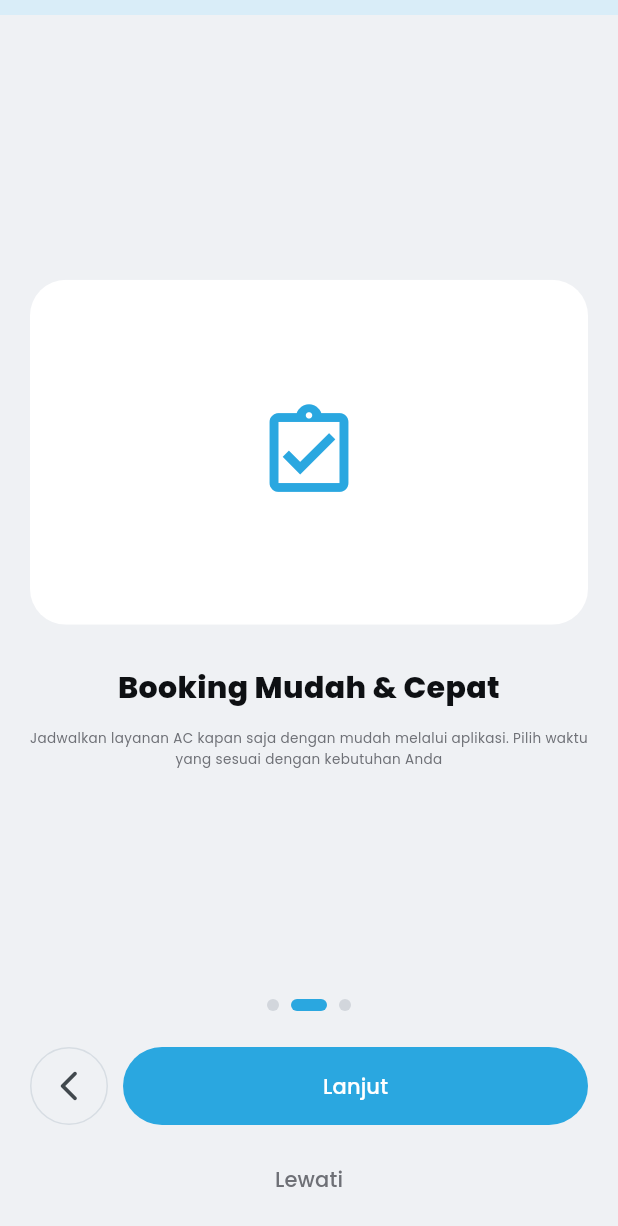
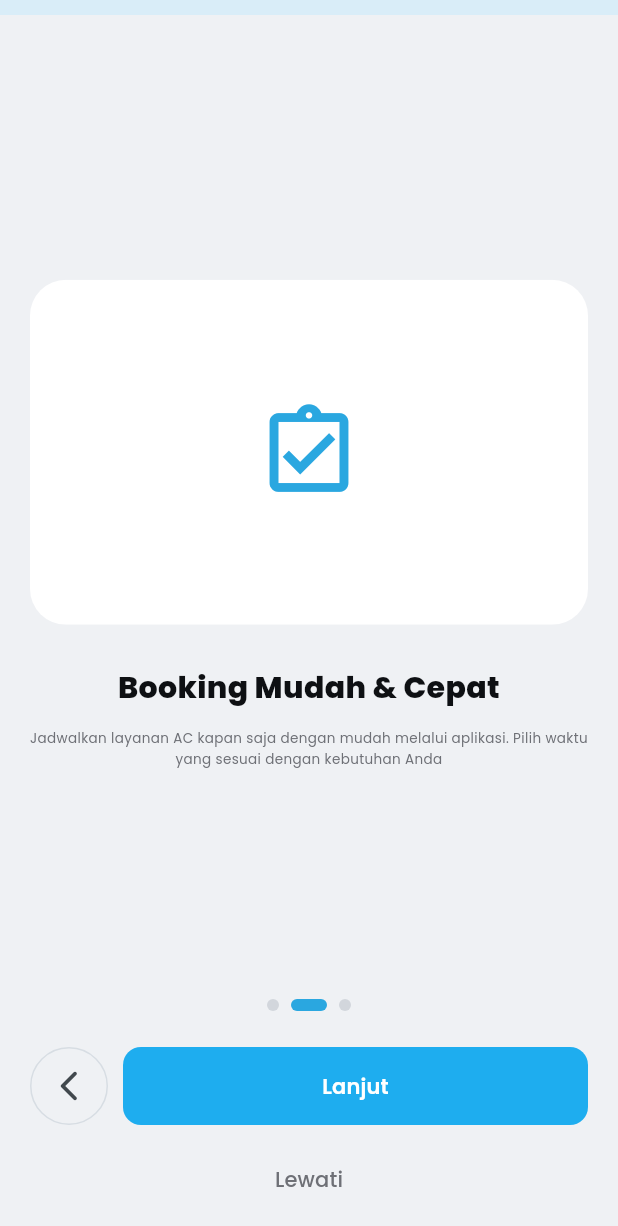
Before and after one commit to willyyypatootieee/acost, a Flutter app: the screen it shows after launch, after a tap on "Lanjut", on a phone screen of 412 x 824 dp. Shown: the top 1226 px of the screen. Run offline on Flutter 3.47's test engine with Material 3 defaults, Android fonts, the phone set to English and light mode, and no system bars; drawn by our look-alikes of flutter_animate; our stand-ins replace flutter_svg, google_fonts, shared_preferences; statements that could not run were skipped.

Commit message:
feat: add premium animation

```diff
--- a/lib/features/onboarding/presentation/onboarding_screen.dart
+++ b/lib/features/onboarding/presentation/onboarding_screen.dart
@@ -1,6 +1,8 @@
-import 'package:acost/app/app_route.dart';
 import 'package:flutter/material.dart';
 import 'package:shared_preferences/shared_preferences.dart';
+import 'package:flutter_animate/flutter_animate.dart';
+import '../../../../app/app_route.dart';
+import '../../../../core/widgets/app_button.dart';
 
 class OnboardingScreen extends StatefulWidget {
   const OnboardingScreen({super.key});
@@ -75,12 +77,24 @@ class _OnboardingScreenState extends State<OnboardingScreen> {
                                       width: double.infinity,
                                       color: Colors.white,
                                       alignment: Alignment.center,
-                                  child: Icon(
+                                      child:
+                                          Icon(
                                             p.icon,
                                             size: 70,
                                             color: const Color(0xFF2AA7E0),
+                                          ).animate().scale(
+                                            delay: 200.ms,
+                                            duration: 400.ms,
+                                            curve: Curves.easeOutBack,
                                           ),
                                     ),
+                                  )
+                                  .animate()
+                                  .fadeIn(duration: 500.ms)
+                                  .slideY(
+                                    begin: 0.1,
+                                    duration: 500.ms,
+                                    curve: Curves.easeOut,
                                   ),
                               const SizedBox(height: 28),
                               Text(
@@ -91,7 +105,10 @@ class _OnboardingScreenState extends State<OnboardingScreen> {
                                       fontWeight: FontWeight.w800,
                                       color: Color(0xFF0E1013),
                                     ),
-                              ),
+                                  )
+                                  .animate()
+                                  .fadeIn(delay: 300.ms, duration: 400.ms)
+                                  .slideY(begin: 0.2, duration: 400.ms),
                               const SizedBox(height: 12),
                               Text(
                                     p.subtitle,
@@ -101,7 +118,10 @@ class _OnboardingScreenState extends State<OnboardingScreen> {
                                       color: Color(0xFF6E7076),
                                       height: 1.6,
                                     ),
-                              ),
+                                  )
+                                  .animate()
+                                  .fadeIn(delay: 400.ms, duration: 400.ms)
+                                  .slideY(begin: 0.2, duration: 400.ms),
                             ],
                           ),
                         ),
@@ -152,15 +172,8 @@ class _OnboardingScreenState extends State<OnboardingScreen> {
                                 ),
                               ),
                             Expanded(
-                              child: SizedBox(
-                                height: 52,
-                                child: FilledButton(
-                                  style: FilledButton.styleFrom(
-                                    backgroundColor: const Color(0xFF2AA7E0),
-                                    shape: RoundedRectangleBorder(
-                                      borderRadius: BorderRadius.circular(999),
-                                    ),
-                                  ),
+                              child: AppButton(
+                                text: last ? 'Mulai Sekarang' : 'Lanjut',
                                 onPressed: () async {
                                   if (last) {
                                     await _finish();
@@ -173,10 +186,6 @@ class _OnboardingScreenState extends State<OnboardingScreen> {
                                     );
                                   }
                                 },
-                                  child: Text(
-                                    last ? 'Mulai Sekarang' : 'Lanjut',
-                                  ),
-                                ),
                               ),
                             ),
                           ],
--- a/lib/features/splash/presentation/splash_screen.dart
+++ b/lib/features/splash/presentation/splash_screen.dart
@@ -1,6 +1,8 @@
 import 'package:flutter/material.dart';
 import 'package:shared_preferences/shared_preferences.dart';
+import 'package:flutter_animate/flutter_animate.dart';
 import '../../../app/app_route.dart';
+import '../../../core/theme/app_colors.dart';
 
 class SplashScreen extends StatefulWidget {
   const SplashScreen({super.key});
@@ -17,7 +19,7 @@ class _SplashScreenState extends State<SplashScreen> {
   }
 
   Future<void> _bootstrap() async {
-    await Future.delayed(const Duration(seconds: 2));
+    await Future.delayed(const Duration(seconds: 3));
     final prefs = await SharedPreferences.getInstance();
     final seen = prefs.getBool('seen_onboarding') ?? false;
     if (!mounted) return;
@@ -29,12 +31,18 @@ class _SplashScreenState extends State<SplashScreen> {
 
   @override
   Widget build(BuildContext context) {
-    return const Scaffold(
+    return Scaffold(
+      backgroundColor: AppColors.primary,
       body: Center(
-        child: Text(
-          'acost',
-          style: TextStyle(fontSize: 28, fontWeight: FontWeight.bold),
-        ),
+        child: Image.asset('assets/images/acostlogo(white).png', height: 120)
+            .animate()
+            .fadeIn(duration: 800.ms)
+            .scale(
+              begin: const Offset(0.8, 0.8),
+              duration: 800.ms,
+              curve: Curves.easeOutBack,
+            )
+            .shimmer(delay: 1.seconds, duration: 1.5.seconds),
       ),
     );
   }
```
Lines whose indentation alone changed are shown as unchanged.
